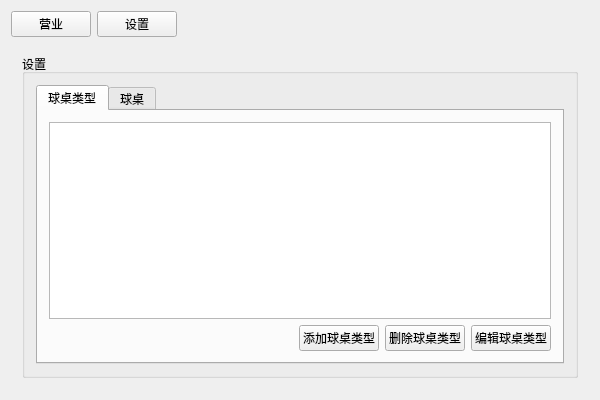
The window that BMS/BMS/bms.ui (toiime/BMS) describes before a commit, drawn with Qt 5.
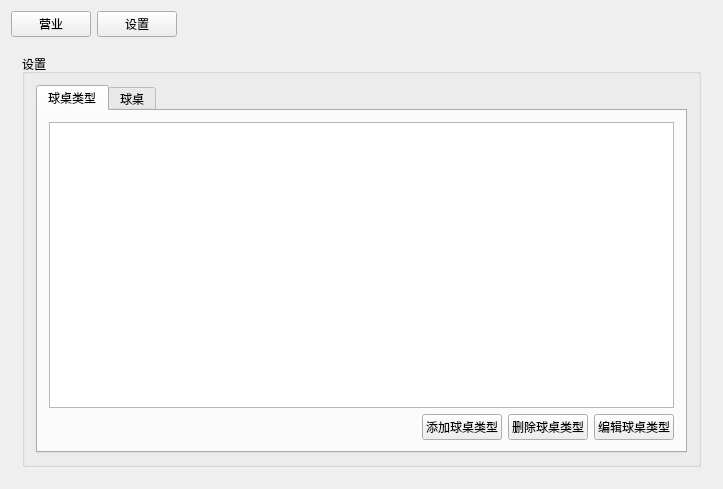
The same window after the commit.

Patch:
```diff
--- a/BMS/BMS/bms.ui
+++ b/BMS/BMS/bms.ui
@@ -6,8 +6,8 @@
    <rect>
     <x>0</x>
     <y>0</y>
-    <width>600</width>
-    <height>400</height>
+    <width>723</width>
+    <height>489</height>
    </rect>
   </property>
   <property name="windowTitle">
```
Left out of the diff: 2 changed lines with no effect on the pictures.
